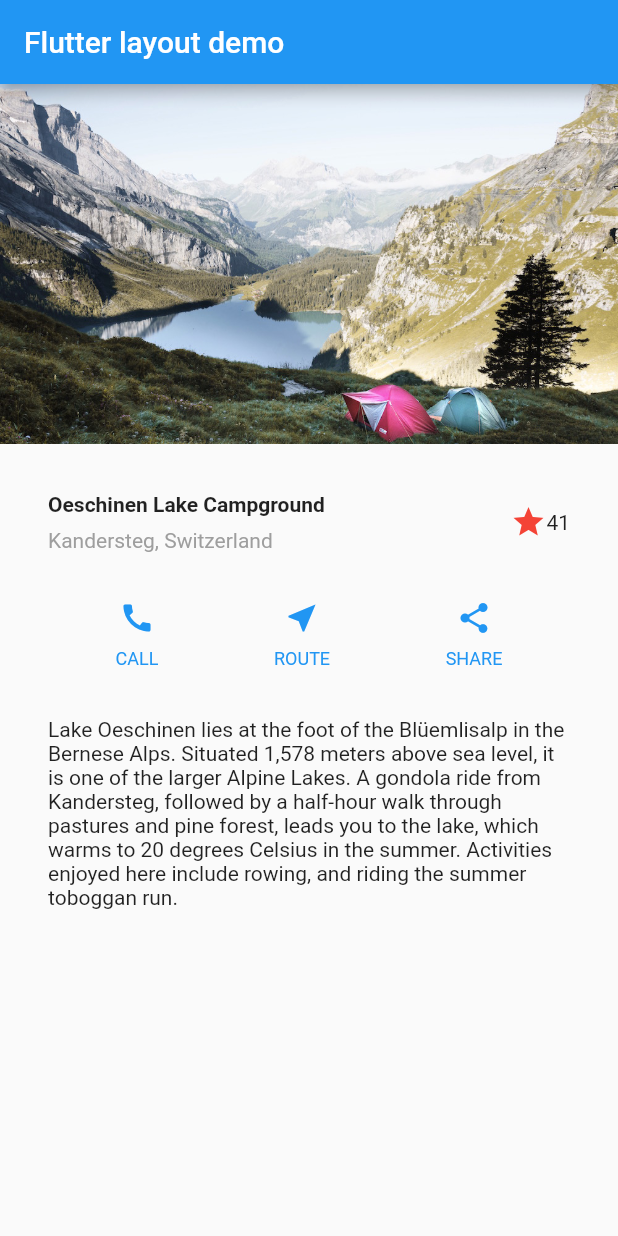
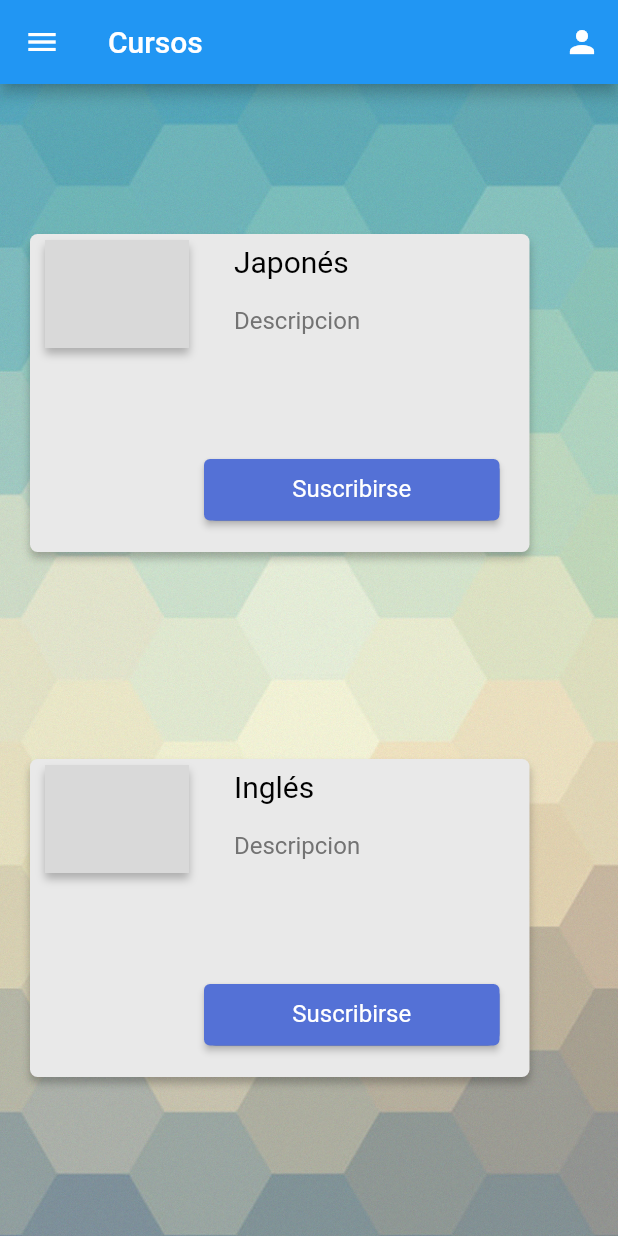
Before and after one commit to Edgartovarx3/app, a Flutter app: the screen it shows after launch, on a phone screen of 412 x 824 dp. Run offline on Flutter 3.47's test engine with Material 2 defaults, Android fonts, the phone set to English and light mode, and no system bars; Roboto replaces fonts that are missing (Amiko).

Commit message:
Actualizacion
Se añadieron rutas

```diff
--- /dev/null
+++ b/lib/NavBar.dart
@@ -0,0 +1,228 @@
+import 'package:app/Config.dart';
+import 'package:app/Ventana1.dart';
+import 'package:flutter/material.dart';
+import 'Ventana2.dart';
+
+class NavBar extends StatelessWidget {
+  @override
+  Widget build(BuildContext context) {
+    return MaterialApp(
+        home: Container(
+            child: Stack(children: <Widget>[
+      WidgetFondo(),
+    ])));
+  }
+
+  static WidgetFondo() {
+    return Container(
+        decoration: const BoxDecoration(
+      image: DecorationImage(
+          image: AssetImage('images/Fondo.png'), fit: BoxFit.cover),
+    ));
+  }
+
+  IdiomasWidget(BuildContext context, String Titulo) {
+    // Figma Flutter Generator Idioma3Widget - GROUP
+    return Container(
+        child: Stack(children: <Widget>[
+      Positioned(
+          top: 100,
+          left: 20,
+          child: Container(
+              width: 333,
+              height: 212,
+              decoration: const BoxDecoration(
+                borderRadius: BorderRadius.only(
+                  topLeft: Radius.circular(5),
+                  topRight: Radius.circular(5),
+                  bottomLeft: Radius.circular(5),
+                  bottomRight: Radius.circular(5),
+                ),
+                boxShadow: [
+                  BoxShadow(
+                      color: Color.fromRGBO(0, 0, 0, 0.25),
+                      offset: Offset(0, 4),
+                      blurRadius: 4)
+                ],
+                color: Color.fromRGBO(233, 233, 233, 1),
+              ))),
+      Positioned(
+          top: 104,
+          left: 30,
+          child: Container(
+              width: 96,
+              height: 72,
+              decoration: const BoxDecoration(
+                boxShadow: [
+                  BoxShadow(
+                      color: Color.fromRGBO(0, 0, 0, 0.25),
+                      offset: Offset(0, 4),
+                      blurRadius: 4)
+                ],
+                color: Color.fromRGBO(217, 217, 217, 1),
+              ))),
+      Positioned(
+          top: 110,
+          left: 156,
+          child: Text(
+            Titulo,
+            textAlign: TextAlign.center,
+            style: const TextStyle(
+                color: Color.fromRGBO(0, 0, 0, 1),
+                fontFamily: 'Amiko',
+                fontSize: 20,
+                letterSpacing:
+                    0 /*percentages not used in flutter. defaulting to zero*/,
+                fontWeight: FontWeight.normal,
+                height: 1),
+          )),
+      const Positioned(
+          top: 150,
+          left: 156,
+          child: Text(
+            'Descripcion',
+            textAlign: TextAlign.center,
+            style: TextStyle(
+                color: Color.fromRGBO(115, 115, 115, 1),
+                fontFamily: 'Amiko',
+                fontSize: 16,
+                letterSpacing:
+                    0 /*percentages not used in flutter. defaulting to zero*/,
+                fontWeight: FontWeight.normal,
+                height: 1),
+          )),
+      Positioned(
+          top: 250,
+          left: 136,
+          child: Container(
+              width: 197,
+              height: 41,
+              child: Stack(children: <Widget>[
+                Positioned(
+                  top: 0,
+                  left: 0,
+                  child: Container(
+                    width: 197,
+                    height: 41,
+                    decoration: const BoxDecoration(
+                      borderRadius: BorderRadius.only(
+                        topLeft: Radius.circular(8),
+                        topRight: Radius.circular(8),
+                        bottomLeft: Radius.circular(8),
+                        bottomRight: Radius.circular(8),
+                      ),
+                      color: Color.fromRGBO(84, 113, 214, 1),
+                    ),
+                    child: ElevatedButton(
+                      child: Text(
+                        'Suscribirse',
+                        textAlign: TextAlign.center,
+                        style: TextStyle(
+                            color: Color.fromRGBO(255, 255, 255, 1),
+                            fontFamily: 'Amiko',
+                            fontSize: 16,
+                            letterSpacing:
+                                0 /*percentages not used in flutter. defaulting to zero*/,
+                            fontWeight: FontWeight.normal,
+                            height: 1),
+                      ),
+                      onPressed: () {
+                        Navigator.push(
+                          context,
+                          MaterialPageRoute(builder: (context) => BarWidget()),
+                        );
+                      },
+                      style: ElevatedButton.styleFrom(
+                          primary: Color.fromRGBO(84, 113, 214, 1)),
+                    ),
+                  ),
+                ),
+              ]))),
+    ]));
+  }
+
+  static drawer(BuildContext context) {
+    return Container(
+        width: 250,
+        child: Stack(children: <Widget>[
+          Positioned(
+              child: Drawer(
+            backgroundColor: Color.fromARGB(92, 180, 169, 169),
+            child: ListView(
+              // Important: Remove any padding from the ListView.
+              padding: EdgeInsets.zero,
+              children: [
+                const DrawerHeader(
+                  decoration: BoxDecoration(
+                    color: Color.fromARGB(92, 180, 169, 169),
+                  ),
+                  child: Text('Menú'),
+                ),
+                ListTile(
+                  title: const Text('Inicio'),
+                  onTap: () {
+                    // Update the state of the app
+                    // ...
+                    // Then close the drawer
+                    Navigator.push(context,
+                        MaterialPageRoute(builder: (context) => Ventana1()));
+                  },
+                ),
+                ListTile(
+                  title: const Text('Configuración'),
+                  onTap: () {
+                    // Update the state of the app
+                    // ...
+                    // Then close the drawer
+                    Navigator.push(context,
+                        MaterialPageRoute(builder: (context) => Config()));
+                  },
+                ),
+              ],
+            ),
+          ))
+        ]));
+  }
+
+  static WidgetNivelLista(int niveles) {
+    return Container(
+        child: Stack(children: <Widget>[
+      Positioned(
+          top: 50,
+          left: 50,
+          child: Container(
+              width: 310,
+              height: 150,
+              decoration: BoxDecoration(
+                borderRadius: BorderRadius.only(
+                  topLeft: Radius.circular(3),
+                  topRight: Radius.circular(3),
+                  bottomLeft: Radius.circular(3),
+                  bottomRight: Radius.circular(3),
+                ),
+                boxShadow: [
+                  BoxShadow(
+                      color: Color.fromRGBO(0, 0, 0, 0.25),
+                      offset: Offset(-6, 9),
+                      blurRadius: 4)
+                ],
+                color: Color.fromRGBO(217, 217, 217, 1),
+              ))),
+      Positioned(
+          top: 56,
+          left: 57,
+          child: Text(
+            'Nivel ' + (niveles + 1).toString(),
+            textAlign: TextAlign.center,
+            style: TextStyle(
+                color: Color.fromRGBO(0, 0, 0, 1),
+                fontFamily: 'Amiko',
+                fontSize: 20,
+                letterSpacing:
+                    0 /*percentages not used in flutter. defaulting to zero*/,
+                fontWeight: FontWeight.normal,
+                height: 1),
+          )),
+    ]));
+  }
+}
--- /dev/null
+++ b/lib/Ventana1.dart
@@ -0,0 +1,40 @@
+import 'package:app/Ventana2.dart';
+import 'package:flutter/material.dart';
+import 'NavBar.dart';
+import 'Ventana2.dart';
+
+class Ventana1 extends StatelessWidget {
+  @override
+  String title = "Cursos";
+
+  List<String> Cursos = ["Japonés", "Inglés", "Francés", "Español"];
+  Widget build(BuildContext context) {
+    return Container(
+        child: Stack(children: <Widget>[
+      NavBar.WidgetFondo(),
+      Scaffold(
+          backgroundColor: Colors.transparent,
+          appBar: AppBar(title: Text(title), actions: <Widget>[
+            IconButton(
+              icon: const Icon(Icons.person),
+              onPressed: () {
+
+
+              },
+            )
+          ]),
+          body: ListView(
+            children: <Widget>[
+              for (int i = 0; i < Cursos.length; i++)
+                Container(
+                    width: 350.0,
+                    height: 350.0,
+                    child: NavBar().IdiomasWidget(context, Cursos[i])),
+
+              // NavBar.WidgetNavBar(context)
+            ],
+          ),
+          drawer: NavBar.drawer(context))
+    ]));
+  }
+}
--- a/lib/main.dart
+++ b/lib/main.dart
@@ -1,113 +1,9 @@
+import 'package:app/Ventana1.dart';
 import 'package:flutter/material.dart';
 
 void main() {
-  runApp(const MyApp());
+  runApp(MaterialApp(
+    title: 'Inicio',
+    home: Ventana1(),
+  ));
 }
-
-class MyApp extends StatelessWidget {
-  const MyApp({super.key});
-  @override
-  Widget build(BuildContext context) {
-    Widget titleSection = Container(
-      padding: const EdgeInsets.all(32),
-      child: Row(
-        children: [
-          Expanded(
-            /*1*/
-            child: Column(
-              crossAxisAlignment: CrossAxisAlignment.start,
-              children: [
-                /*2*/
-                Container(
-                  padding: const EdgeInsets.only(bottom: 8),
-                  child: const Text(
-                    'Oeschinen Lake Campground',
-                    style: TextStyle(
-                      fontWeight: FontWeight.bold,
-                    ),
-                  ),
-                ),
-                Text(
-                  'Kandersteg, Switzerland',
-                  style: TextStyle(
-                    color: Colors.grey[500],
-                  ),
-                ),
-              ],
-            ),
-          ),
-          /*3*/
-          Icon(
-            Icons.star,
-            color: Colors.red[500],
-          ),
-          const Text('41'),
-        ],
-      ),
-    );
-    Color color = Theme.of(context).primaryColor;
-
-    Widget buttonSection = Row(
-      mainAxisAlignment: MainAxisAlignment.spaceEvenly,
-      children: [
-        _buildButtonColumn(color, Icons.call, 'CALL'),
-        _buildButtonColumn(color, Icons.near_me, 'ROUTE'),
-        _buildButtonColumn(color, Icons.share, 'SHARE'),
-      ],
-    );
-    Widget textSection = const Padding(
-      padding: EdgeInsets.all(32),
-      child: Text(
-        'Lake Oeschinen lies at the foot of the Blüemlisalp in the Bernese '
-        'Alps. Situated 1,578 meters above sea level, it is one of the '
-        'larger Alpine Lakes. A gondola ride from Kandersteg, followed by a '
-        'half-hour walk through pastures and pine forest, leads you to the '
-        'lake, which warms to 20 degrees Celsius in the summer. Activities '
-        'enjoyed here include rowing, and riding the summer toboggan run.',
-        softWrap: true,
-      ),
-    );
-    return MaterialApp(
-      title: 'Flutter layout demo',
-      home: Scaffold(
-        appBar: AppBar(
-          title: const Text('Flutter layout demo'),
-        ),
-        body: ListView(
-          children: [
-            Image.asset(
-              'images/lake.jpg',
-              width: 600,
-              height: 240,
-              fit: BoxFit.cover,
-            ),
-            titleSection,
-            buttonSection,
-            textSection,
-          ],
-        ),
-      ),
-    );
-  }
-
-  Column _buildButtonColumn(Color color, IconData icon, String label) {
-    return Column(
-      mainAxisSize: MainAxisSize.min,
-      mainAxisAlignment: MainAxisAlignment.center,
-      children: [
-        Icon(icon, color: color),
-        Container(
-          margin: const EdgeInsets.only(top: 8),
-          child: Text(
-            label,
-            style: TextStyle(
-              fontSize: 12,
-              fontWeight: FontWeight.w400,
-              color: color,
-            ),
-          ),
-        ),
-      ],
-    );
-  }
-}
```
Also changed, not shown: lib/Config.dart (added, +34 -0 lines), lib/Ventana2.dart (added, +31 -0 lines), pubspec.yaml (+10 -0 lines), images/Fondo.png (added), 1 other file.
